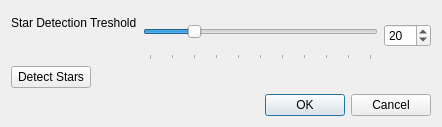
Qt form src/ui/optionsdialog.ui (BenJuan26/OpenSkyStacker) before a commit.
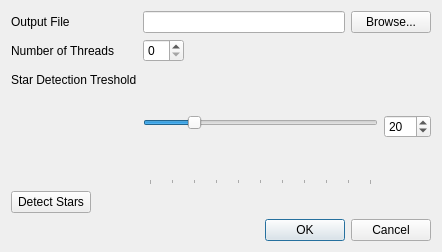
The same form after that commit.

Commit message: Add option to select threads

What changed in the file:
```diff
--- a/src/ui/optionsdialog.ui
+++ b/src/ui/optionsdialog.ui
@@ -7,7 +7,7 @@
     <x>0</x>
     <y>0</y>
     <width>442</width>
-    <height>127</height>
+    <height>252</height>
    </rect>
   </property>
   <property name="windowTitle">
@@ -19,7 +19,7 @@
      <property name="fieldGrowthPolicy">
       <enum>QFormLayout::ExpandingFieldsGrow</enum>
      </property>
-     <item row="0" column="0">
+     <item row="2" column="0">
       <widget class="QLabel" name="label">
        <property name="sizePolicy">
         <sizepolicy hsizetype="Maximum" vsizetype="Preferred">
@@ -32,7 +32,7 @@
        </property>
       </widget>
      </item>
-     <item row="0" column="1">
+     <item row="2" column="1">
       <widget class="QWidget" name="widget" native="true">
        <property name="maximumSize">
         <size>
@@ -91,20 +91,71 @@
        </layout>
       </widget>
      </item>
-     <item row="1" column="0">
+     <item row="3" column="0">
       <widget class="QPushButton" name="buttonDetectStars">
        <property name="text">
         <string>Detect Stars</string>
        </property>
       </widget>
      </item>
-     <item row="1" column="1">
+     <item row="3" column="1">
       <widget class="QLabel" name="labelDetectStars">
        <property name="text">
         <string notr="true"/>
        </property>
       </widget>
      </item>
+     <item row="0" column="0">
+      <widget class="QLabel" name="label_2">
+       <property name="text">
+        <string>Output File</string>
+       </property>
+      </widget>
+     </item>
+     <item row="0" column="1">
+      <widget class="QWidget" name="widget_2" native="true">
+       <layout class="QHBoxLayout" name="horizontalLayout_2" stretch="1,0">
+        <property name="leftMargin">
+         <number>0</number>
+        </property>
+        <property name="topMargin">
+         <number>0</number>
+        </property>
+        <property name="rightMargin">
+         <number>0</number>
+        </property>
+        <property name="bottomMargin">
+         <number>0</number>
+        </property>
+        <item>
+         <widget class="QLineEdit" name="lineEditFileName"/>
+        </item>
+        <item>
+         <widget class="QPushButton" name="buttonBrowse">
+          <property name="sizePolicy">
+           <sizepolicy hsizetype="Maximum" vsizetype="Fixed">
+            <horstretch>0</horstretch>
+            <verstretch>0</verstretch>
+           </sizepolicy>
+          </property>
+          <property name="text">
+           <string>Browse...</string>
+          </property>
+         </widget>
+        </item>
+       </layout>
+      </widget>
+     </item>
+     <item row="1" column="0">
+      <widget class="QLabel" name="label_3">
+       <property name="text">
+        <string>Number of Threads</string>
+       </property>
+      </widget>
+     </item>
+     <item row="1" column="1">
+      <widget class="QSpinBox" name="spinboxThreads"/>
+     </item>
     </layout>
    </item>
    <item>
```
The commit also changes 10 other files.
